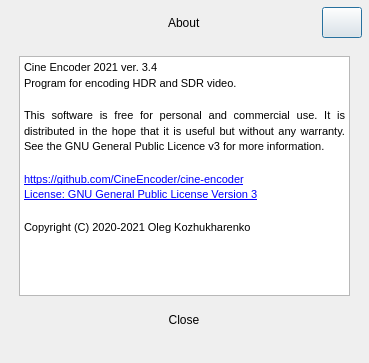
Before: the Qt Designer form app/about.ui in CineEncoder/cine-encoder, drawn with Qt 5.
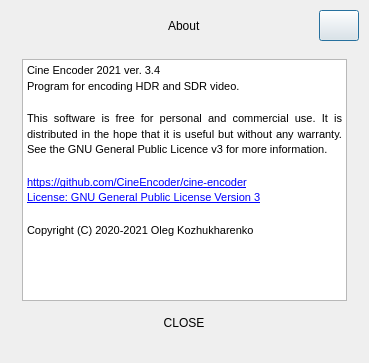
After: the same form once the commit is applied. Icons and pictures are not drawn.

The edit to the form file:
```diff
--- a/app/about.ui
+++ b/app/about.ui
@@ -43,16 +43,16 @@
   </property>
   <layout class="QGridLayout" name="gridLayout_2">
    <property name="leftMargin">
-    <number>6</number>
+    <number>9</number>
    </property>
    <property name="topMargin">
-    <number>6</number>
+    <number>9</number>
    </property>
    <property name="rightMargin">
-    <number>6</number>
+    <number>9</number>
    </property>
    <property name="bottomMargin">
-    <number>6</number>
+    <number>9</number>
    </property>
    <property name="spacing">
     <number>0</number>
@@ -177,12 +177,18 @@
               </property>
               <property name="minimumSize">
                <size>
-                <width>80</width>
-                <height>30</height>
+                <width>90</width>
+                <height>25</height>
+               </size>
+              </property>
+              <property name="maximumSize">
+               <size>
+                <width>90</width>
+                <height>25</height>
                </size>
               </property>
               <property name="text">
-               <string>Close</string>
+               <string>CLOSE</string>
               </property>
               <property name="autoDefault">
                <bool>false</bool>
```
Left out of the diff: 8 changed lines with no effect on the pictures.
